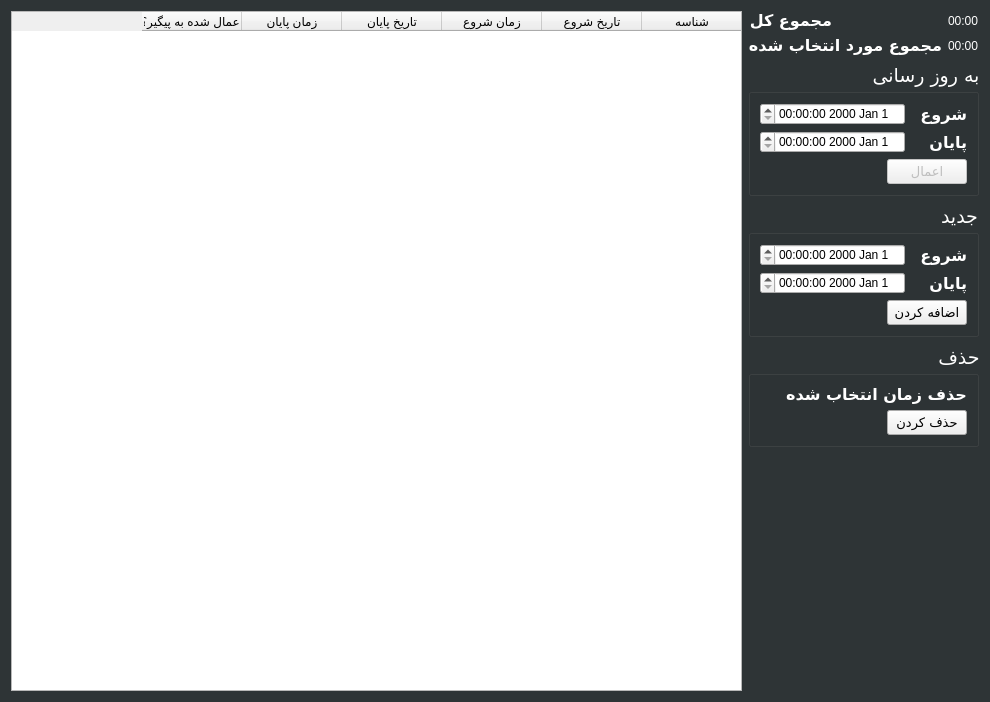
First picture: the form in time-tracker/TimesliceEditorDialog.ui, repository its-saeed/retracker, before the edit.
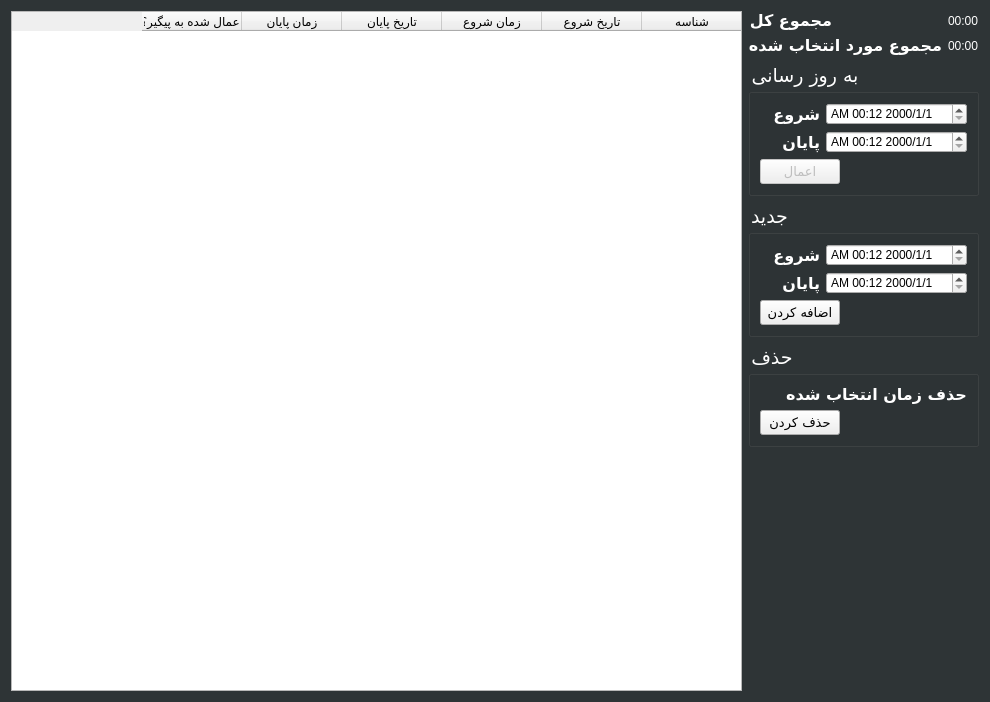
Second picture: the form after the edit. Icons and pictures are not drawn.

Patch:
```diff
--- a/time-tracker/TimesliceEditorDialog.ui
+++ b/time-tracker/TimesliceEditorDialog.ui
@@ -151,12 +151,12 @@
       <widget class="QGroupBox" name="groupBox">
        <property name="font">
         <font>
-         <family>B Mehr</family>
+         <family>B Yekan</family>
          <pointsize>14</pointsize>
         </font>
        </property>
        <property name="layoutDirection">
-        <enum>Qt::RightToLeft</enum>
+        <enum>Qt::LeftToRight</enum>
        </property>
        <property name="title">
         <string>به روز رسانی</string>
@@ -166,7 +166,7 @@
          <widget class="QLabel" name="label">
           <property name="font">
            <font>
-            <family>B Nazanin</family>
+            <family>B Yekan</family>
             <pointsize>12</pointsize>
             <weight>75</weight>
             <bold>true</bold>
@@ -180,7 +180,7 @@
         <item row="0" column="1">
          <widget class="QDateTimeEdit" name="dte_update_start">
           <property name="displayFormat">
-           <string/>
+           <string>AP mm:h yyyy/d/M</string>
           </property>
          </widget>
         </item>
@@ -188,7 +188,7 @@
          <widget class="QLabel" name="label_2">
           <property name="font">
            <font>
-            <family>B Nazanin</family>
+            <family>B Yekan</family>
             <pointsize>12</pointsize>
             <weight>75</weight>
             <bold>true</bold>
@@ -202,7 +202,7 @@
         <item row="1" column="1">
          <widget class="QDateTimeEdit" name="dte_update_end">
           <property name="displayFormat">
-           <string/>
+           <string>AP mm:h yyyy/d/M</string>
           </property>
          </widget>
         </item>
@@ -259,12 +259,12 @@
       <widget class="QGroupBox" name="groupBox_2">
        <property name="font">
         <font>
-         <family>B Mehr</family>
+         <family>B Yekan</family>
          <pointsize>14</pointsize>
         </font>
        </property>
        <property name="layoutDirection">
-        <enum>Qt::RightToLeft</enum>
+        <enum>Qt::LeftToRight</enum>
        </property>
        <property name="title">
         <string>جدید</string>
@@ -274,7 +274,7 @@
          <widget class="QLabel" name="label_6">
           <property name="font">
            <font>
-            <family>B Nazanin</family>
+            <family>B Yekan</family>
             <pointsize>12</pointsize>
             <weight>75</weight>
             <bold>true</bold>
@@ -334,7 +334,7 @@
         <item row="1" column="1">
          <widget class="QDateTimeEdit" name="dte_add_end">
           <property name="displayFormat">
-           <string/>
+           <string>AP mm:h yyyy/d/M</string>
           </property>
          </widget>
         </item>
@@ -342,7 +342,7 @@
          <widget class="QLabel" name="label_5">
           <property name="font">
            <font>
-            <family>B Nazanin</family>
+            <family>B Yekan</family>
             <pointsize>12</pointsize>
             <weight>75</weight>
             <bold>true</bold>
@@ -356,7 +356,7 @@
         <item row="0" column="1">
          <widget class="QDateTimeEdit" name="dte_add_start">
           <property name="displayFormat">
-           <string/>
+           <string>AP mm:h yyyy/d/M</string>
           </property>
          </widget>
         </item>
@@ -367,12 +367,12 @@
       <widget class="QGroupBox" name="groupBox_3">
        <property name="font">
         <font>
-         <family>B Mehr</family>
+         <family>B Yekan</family>
          <pointsize>14</pointsize>
         </font>
        </property>
        <property name="layoutDirection">
-        <enum>Qt::RightToLeft</enum>
+        <enum>Qt::LeftToRight</enum>
        </property>
        <property name="title">
         <string>حذف</string>
```
Left out of the diff: 6 changed lines with no effect on the pictures.
